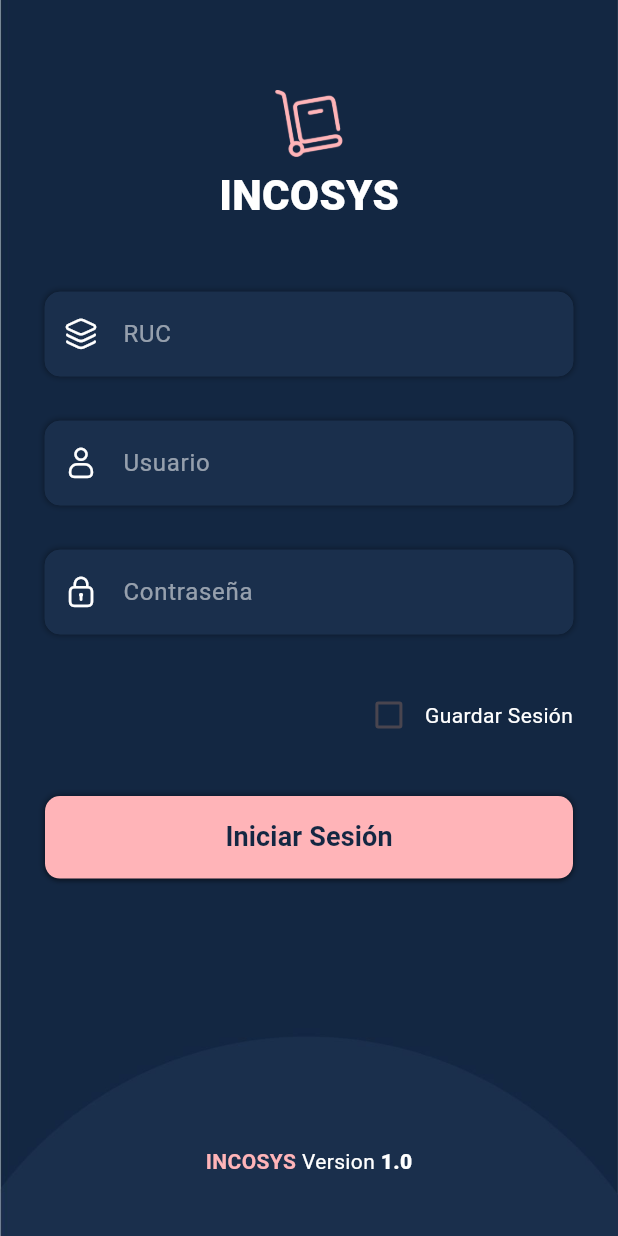
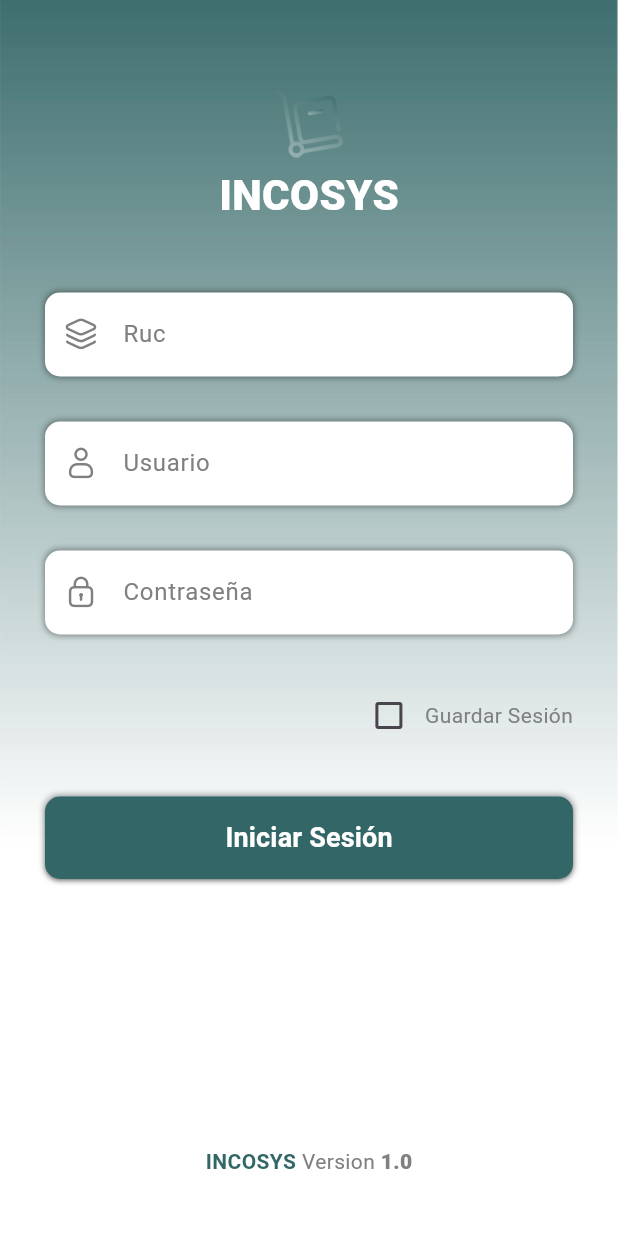
Before and after one commit to haroldg-dev/incosysTest, a Flutter app: the screen it shows after launch, on a phone screen of 412 x 824 dp. Run offline on Flutter 3.47's test engine with Material 2 defaults, Android fonts, the phone set to English and light mode, and no system bars; our stand-ins replace dio, flutter_riverpod, get_storage, go_router, image_picker, shared_preferences; missing offline and left inert: mobile_scanner.

Commit message:
login new ui ok"

```diff
--- a/lib/src/login/pages/login.page.dart
+++ b/lib/src/login/pages/login.page.dart
@@ -118,21 +118,21 @@ class Autor extends StatelessWidget {
                 fontSize: 14,
                 fontFamily: 'Roboto',
                 fontWeight: FontWeight.w700,
-                color: Color.fromRGBO(255, 180, 184, 1))),
+                color: Color.fromRGBO(51, 102, 102, 1))),
         Text(
           'Version ',
           style: TextStyle(
               fontSize: 14,
               fontFamily: 'Roboto',
               fontWeight: FontWeight.w400,
-              color: Colors.white),
+              color: Color.fromRGBO(128, 128, 128, 1)),
         ),
         Text('1.0',
             style: TextStyle(
                 fontSize: 14,
                 fontFamily: 'Roboto',
                 fontWeight: FontWeight.w900,
-                color: Colors.white)),
+                color: Color.fromRGBO(128, 128, 128, 1))),
       ],
     );
   }
--- a/lib/src/login/widgets/login.form.dart
+++ b/lib/src/login/widgets/login.form.dart
@@ -51,7 +51,7 @@ class LoginFormState extends ConsumerState<LoginForm> {
               decoration: const InputDecoration(
                 enabledBorder: OutlineInputBorder(
                   borderSide: BorderSide(
-                      width: 0, color: Color.fromRGBO(26, 47, 76, 1)),
+                      width: 0, color: Color.fromRGBO(26, 47, 76, 0)),
                   borderRadius: BorderRadius.all(Radius.circular(10.0)),
                 ),
                 focusedBorder: OutlineInputBorder(
@@ -59,13 +59,13 @@ class LoginFormState extends ConsumerState<LoginForm> {
                   borderRadius: BorderRadius.all(Radius.circular(10.0)),
                 ),
                 filled: true,
-                fillColor: Color.fromRGBO(26, 47, 76, 1),
-                hintText: 'RUC',
-                hintStyle: TextStyle(color: Colors.white54),
+                fillColor: Colors.white,
+                hintText: 'Ruc',
+                hintStyle: TextStyle(color: Color.fromRGBO(128, 128, 128, 1)),
                 prefixIcon: Icon(EPartnerIcons.layer_group,
-                    color: Colors.white, size: 25),
+                    color: Color.fromRGBO(128, 128, 128, 1), size: 25),
               ),
-              style: const TextStyle(color: Colors.white),
+              style: const TextStyle(color: Color.fromRGBO(100, 100, 100, 1)),
               keyboardType: TextInputType.number,
             ),
           ),
@@ -87,7 +87,7 @@ class LoginFormState extends ConsumerState<LoginForm> {
               decoration: const InputDecoration(
                 enabledBorder: OutlineInputBorder(
                   borderSide: BorderSide(
-                      width: 0, color: Color.fromRGBO(26, 47, 76, 1)),
+                      width: 0, color: Color.fromRGBO(26, 47, 76, 0)),
                   borderRadius: BorderRadius.all(Radius.circular(10.0)),
                 ),
                 focusedBorder: OutlineInputBorder(
@@ -95,13 +95,13 @@ class LoginFormState extends ConsumerState<LoginForm> {
                   borderRadius: BorderRadius.all(Radius.circular(10.0)),
                 ),
                 filled: true,
-                fillColor: Color.fromRGBO(26, 47, 76, 1),
+                fillColor: Colors.white,
                 hintText: 'Usuario',
-                hintStyle: TextStyle(color: Colors.white54),
-                prefixIcon:
-                    Icon(EPartnerIcons.user, color: Colors.white, size: 25),
+                hintStyle: TextStyle(color: Color.fromRGBO(128, 128, 128, 1)),
+                prefixIcon: Icon(EPartnerIcons.user,
+                    color: Color.fromRGBO(128, 128, 128, 1), size: 25),
               ),
-              style: const TextStyle(color: Colors.white),
+              style: const TextStyle(color: Color.fromRGBO(100, 100, 100, 1)),
               keyboardType: TextInputType.emailAddress,
             ),
           ),
@@ -124,7 +124,7 @@ class LoginFormState extends ConsumerState<LoginForm> {
               decoration: const InputDecoration(
                 enabledBorder: OutlineInputBorder(
                   borderSide: BorderSide(
-                      width: 0, color: Color.fromRGBO(26, 47, 76, 1)),
+                      width: 0, color: Color.fromRGBO(26, 47, 76, 0)),
                   borderRadius: BorderRadius.all(Radius.circular(10.0)),
                 ),
                 focusedBorder: OutlineInputBorder(
@@ -132,13 +132,13 @@ class LoginFormState extends ConsumerState<LoginForm> {
                   borderRadius: BorderRadius.all(Radius.circular(10.0)),
                 ),
                 filled: true,
-                fillColor: Color.fromRGBO(26, 47, 76, 1),
+                fillColor: Colors.white,
                 hintText: 'Contraseña',
-                hintStyle: TextStyle(color: Colors.white54),
-                prefixIcon:
-                    Icon(EPartnerIcons.lock, color: Colors.white, size: 25),
+                hintStyle: TextStyle(color: Color.fromRGBO(128, 128, 128, 1)),
+                prefixIcon: Icon(EPartnerIcons.lock,
+                    color: Color.fromRGBO(128, 128, 128, 1), size: 25),
               ),
-              style: const TextStyle(color: Colors.white),
+              style: const TextStyle(color: Color.fromRGBO(100, 100, 100, 1)),
               keyboardType: TextInputType.visiblePassword,
             ),
           ),
@@ -175,7 +175,7 @@ class LoginFormState extends ConsumerState<LoginForm> {
                 'Guardar Sesión',
                 style: TextStyle(
                   fontSize: 14,
-                  color: Colors.white,
+                  color: Color.fromRGBO(128, 128, 128, 1),
                 ),
               ),
             ],
@@ -198,7 +198,7 @@ class LoginFormState extends ConsumerState<LoginForm> {
             height: 55,
             child: ElevatedButton(
               style: ElevatedButton.styleFrom(
-                  backgroundColor: const Color.fromRGBO(255, 180, 184, 1),
+                  backgroundColor: const Color.fromRGBO(51, 102, 102, 1),
                   shape: RoundedRectangleBorder(
                     borderRadius: BorderRadius.circular(10),
                   )),
@@ -233,7 +233,7 @@ class LoginFormState extends ConsumerState<LoginForm> {
                     fontSize: 18,
                     fontFamily: 'Roboto',
                     fontWeight: FontWeight.w700,
-                    color: Color.fromRGBO(19, 39, 66, 1)),
+                    color: Colors.white),
               ),
             ),
           ),
```
Also changed, not shown: lib/src/asset/images/fondopag1.jpg, lib/src/asset/images/fondopag2.jpg, lib/src/asset/images/fondopag3.jpg, lib/src/asset/images/logoincosys.png, lib/src/asset/images/logored.png (deleted), lib/src/asset/images/splash_icon.png (deleted), lib/src/asset/images/splash_icon12.png (deleted).
